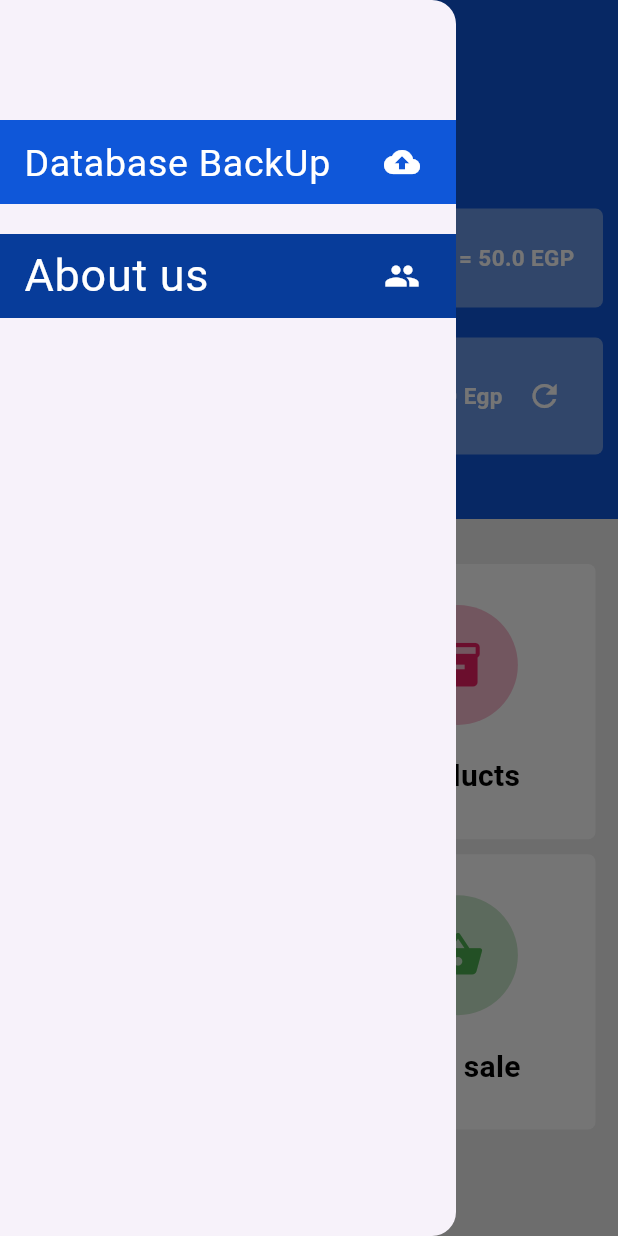
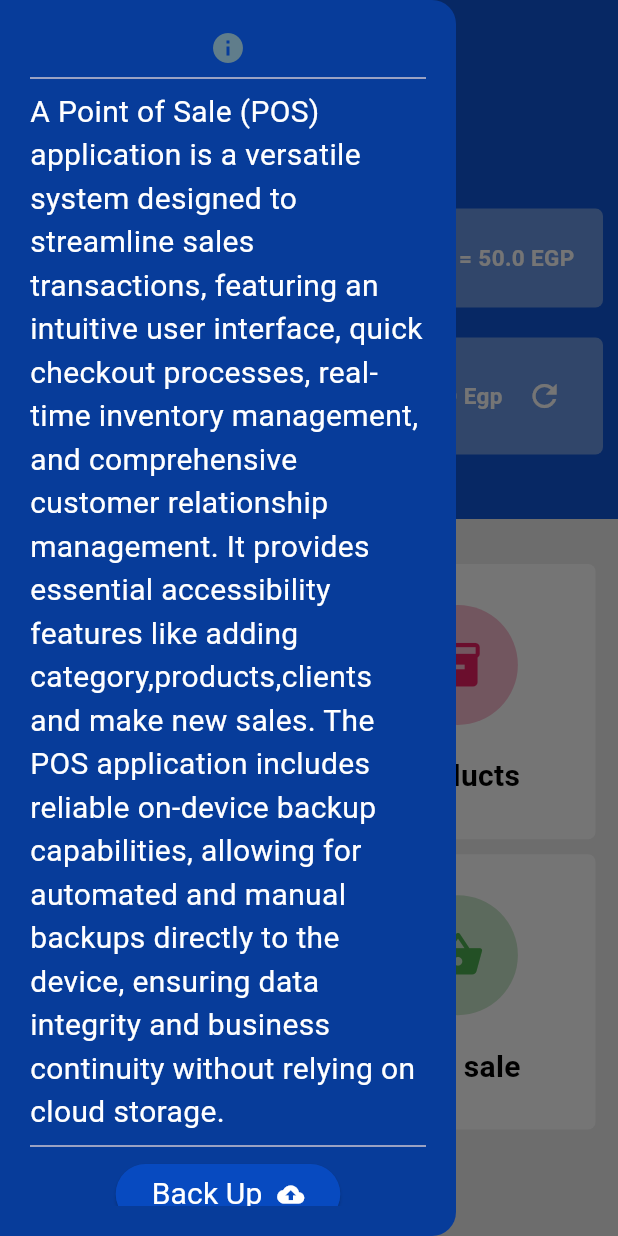
Before and after one commit to HindAlaa26/Point-Of-Sale-App, a Flutter app: the screen it shows after launch, with the side drawer open, on a phone screen of 412 x 824 dp. Run offline on Flutter 3.47's test engine with Material 3 defaults, Android fonts, the phone set to English and light mode, and no system bars; our stand-ins replace data_table_2, get_it, sqflite; accounts and stored records are empty; network calls fail.

Commit message:
drawer updated

```diff
--- a/lib/screens/home_screen.dart
+++ b/lib/screens/home_screen.dart
@@ -1,5 +1,6 @@
 import 'package:flutter/material.dart';
 import 'package:get_it/get_it.dart';
+import 'package:point_of_sales/shared_component/drawer_widget.dart';
 import 'package:point_of_sales/shared_component/home_header_widgets.dart';
 import 'package:point_of_sales/shared_component/text_in_app.dart';
 import '../helpers/sql_helper.dart';
@@ -46,42 +47,7 @@ class _HomePageState extends State<HomePage> {
   Widget build(BuildContext context) {
     return Scaffold(
       backgroundColor: Colors.grey[200],
-      drawer: Drawer(
-        child: Padding(
-          padding: const EdgeInsets.only(top: 80),
-          child: Column(
-            children: [
-              Container(
-                  color: const Color.fromRGBO(15, 87, 217, 1),
-                  width: double.infinity,
-                  child: ListTile(
-                    leading: textInApp(
-                        text: "Database BackUp",
-                        color: Colors.white,
-                        fontSize: 25),
-                    trailing: const Icon(
-                      Icons.backup,
-                      color: Colors.white,
-                    ),
-                  )),
-              const SizedBox(
-                height: 20,
-              ),
-              Container(
-                  color: const Color.fromRGBO(7, 60, 154, 1.0),
-                  width: double.infinity,
-                  child: ListTile(
-                    leading: textInApp(
-                        text: "About us", color: Colors.white, fontSize: 30),
-                    trailing: const Icon(
-                      Icons.group,
-                      color: Colors.white,
-                    ),
-                  )),
-            ],
-          ),
-        ),
-      ),
+      drawer: drawerWidget(context),
       appBar: AppBar(),
       body: Column(
         children: [
--- /dev/null
+++ b/lib/shared_component/drawer_widget.dart
@@ -0,0 +1,63 @@
+import 'package:flutter/material.dart';
+import 'package:point_of_sales/shared_component/text_in_app.dart';
+
+Widget drawerWidget(BuildContext context) {
+  return Drawer(
+    backgroundColor: const Color.fromRGBO(7, 60, 154, 1.0),
+    child: Padding(
+      padding: const EdgeInsets.all(20),
+      child: SingleChildScrollView(
+        child: Column(
+          children: [
+            Image.network(
+              "https://media.istockphoto.com/id/1185198184/photo/cashier-at-work.jpg?s=612x612&w=0&k=20&c=C04zFpYJY0k8aA_OImXdzYppbgC_dcsoqWHYekD84MA=",
+              errorBuilder: (context, error, stackTrace) => const Icon(
+                Icons.info,
+                color: Colors.blueGrey,
+              ),
+              loadingBuilder: (context, child, loadingProgress) {
+                if (loadingProgress == null) {
+                  return child;
+                } else {
+                  return const CircularProgressIndicator(
+                    color: Colors.amber,
+                  );
+                }
+              },
+            ),
+            const Divider(),
+            textInApp(
+                color: Colors.white,
+                fontSize: 20,
+                text:
+                    "A Point of Sale (POS) application is a versatile system designed to streamline sales transactions, featuring an intuitive user interface, quick checkout processes, real-time inventory management, and comprehensive customer relationship management. It provides essential accessibility features like adding category,products,clients and make new sales. The POS application includes reliable on-device backup capabilities, allowing for automated and manual backups directly to the device, ensuring data integrity and business continuity without relying on cloud storage."),
+            const Divider(),
+            Center(
+              child: ElevatedButton(
+                style: ElevatedButton.styleFrom(
+                    backgroundColor: const Color.fromRGBO(7, 74, 192, 1.0)),
+                onPressed: () {
+
+                },
+                child: Row(
+                  mainAxisSize: MainAxisSize.min,
+                  children: [
+                    textInApp(text: "Back Up", color: Colors.white),
+                    const SizedBox(
+                      width: 10,
+                    ),
+                    const Icon(
+                      Icons.backup,
+                      color: Colors.white,
+                    ),
+                  ],
+                ),
+              ),
+            ),
+
+          ],
+        ),
+      ),
+    ),
+  );
+}
```
